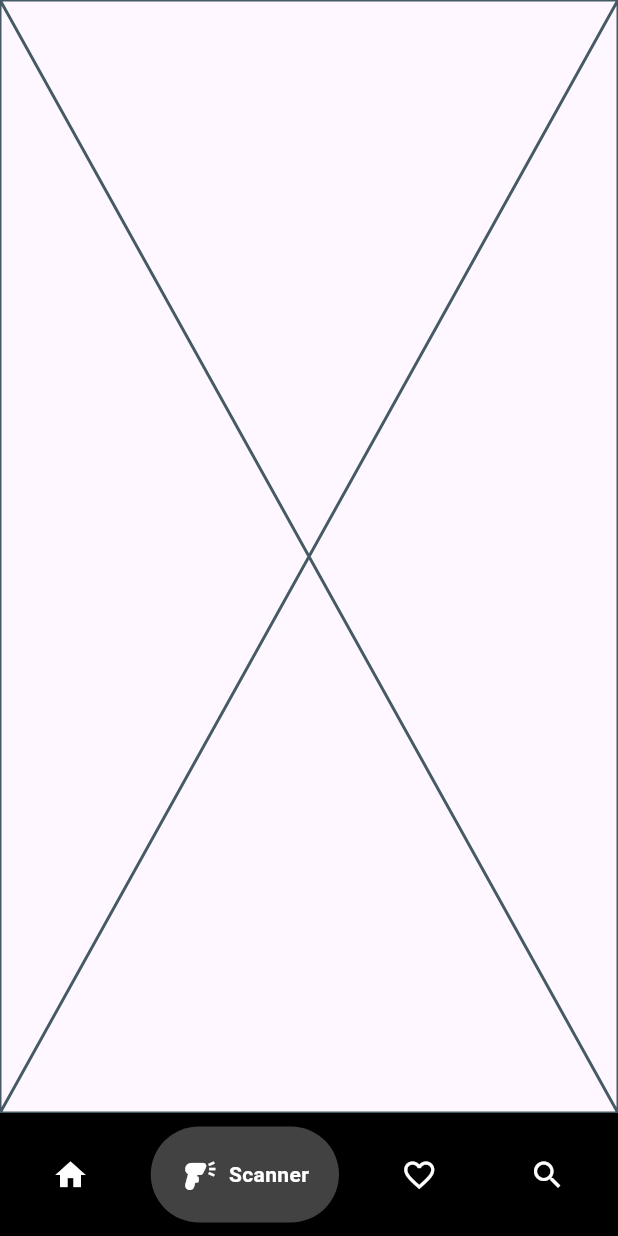
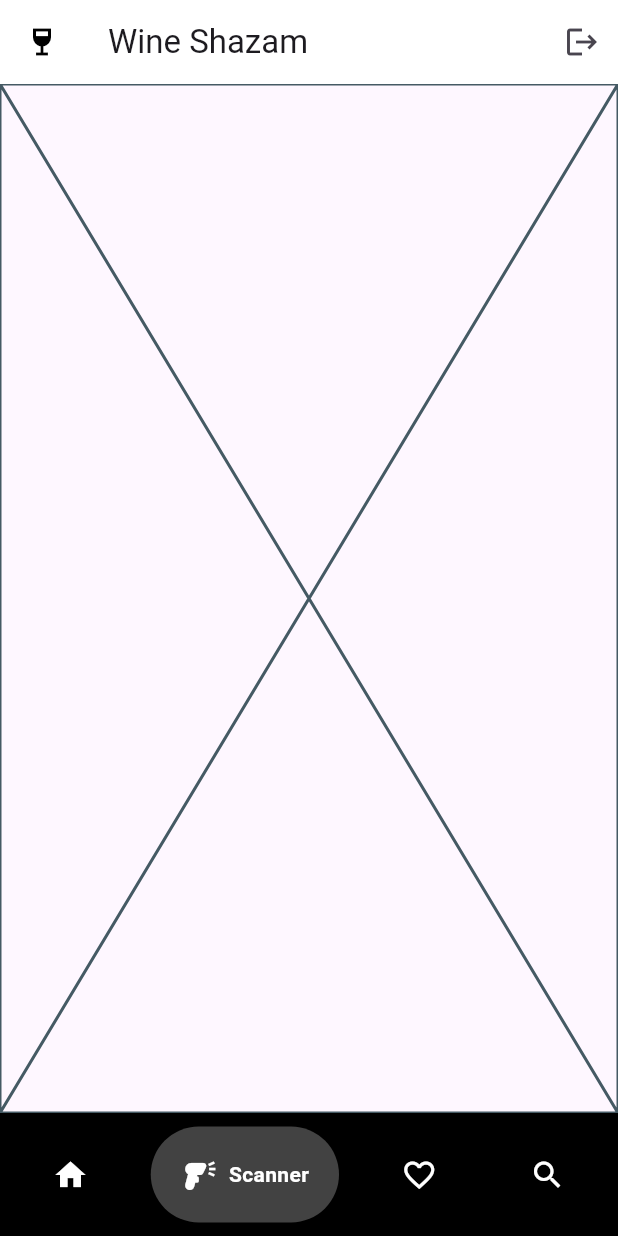
Before and after one commit to HichamGuessab/WineShazam, a Flutter app: the MainPage screen opened by its route, item 2 of the bottom bar chosen, on a phone screen of 412 x 824 dp. Run offline on Flutter 3.47's test engine with Material 3 defaults, Android fonts, the phone set to English and light mode, and no system bars; drawn by our look-alikes of google_nav_bar; network calls fail.

Commit message:
AppBar to navigate properly

```diff
--- a/lib/main_page.dart
+++ b/lib/main_page.dart
@@ -31,7 +31,24 @@ class _MainPageState extends State<MainPage> {
   @override
   Widget build(BuildContext context) {
     return Scaffold(
-
+      appBar: AppBar(
+        backgroundColor: Colors.white,
+        leading: const Icon(Icons.wine_bar, color: Colors.black),
+        title: const Text('Wine Shazam'),
+        actions: [
+          IconButton(
+            onPressed: () {
+              Navigator.push(
+                context,
+                MaterialPageRoute(
+                  builder: (context) => const LoginPage(),
+                ),
+              );
+            },
+            icon: const Icon(Icons.logout),
+          ),
+        ],
+      ),
       body: [
         const HomePage(),
         const BarCodePage(),
```
